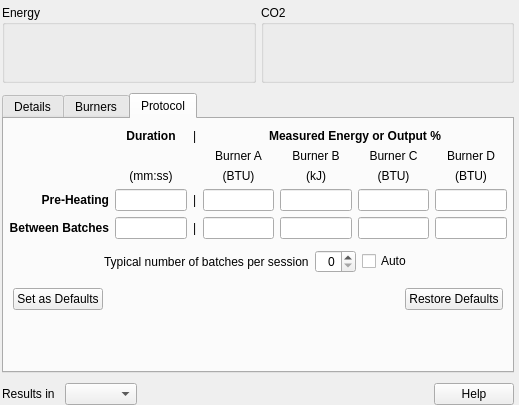
Before: the Qt Designer form src/ui/EnergyWidget.ui in artisan-roaster-scope/artisan, drawn with Qt 5.
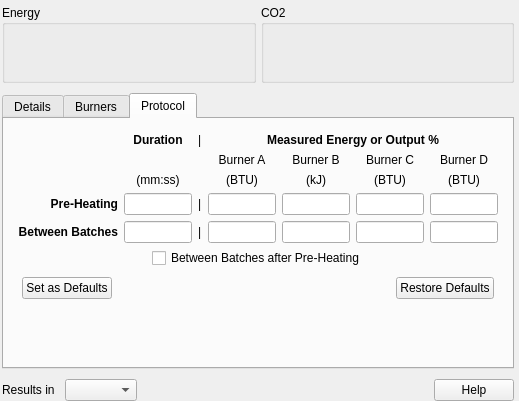
After: the same form once the commit is applied. The open tabs and pages were chosen to show the change.

```diff
--- a/src/ui/EnergyWidget.ui
+++ b/src/ui/EnergyWidget.ui
@@ -7,7 +7,7 @@
     <x>0</x>
     <y>0</y>
     <width>519</width>
-    <height>405</height>
+    <height>401</height>
    </rect>
   </property>
   <property name="windowTitle">
@@ -998,16 +998,7 @@
        <string notr="true">Protocol</string>
       </attribute>
       <layout class="QVBoxLayout" name="verticalLayout_4">
-       <property name="leftMargin">
-        <number>0</number>
-       </property>
-       <property name="topMargin">
-        <number>5</number>
-       </property>
-       <property name="rightMargin">
-        <number>0</number>
-       </property>
-       <property name="bottomMargin">
+       <property name="spacing">
         <number>0</number>
        </property>
        <item>
@@ -1340,35 +1331,12 @@
           </spacer>
          </item>
          <item>
-          <widget class="QLabel" name="roasts_per_sessionLabel">
-           <property name="toolTip">
+          <widget class="QCheckBox" name="BBPafterPreHeatcheckBox">
+           <property name="accessibleDescription">
             <string notr="true"/>
            </property>
            <property name="text">
-            <string notr="true">Typical number of batches per session</string>
-           </property>
-          </widget>
-         </item>
-         <item>
-          <widget class="QSpinBox" name="roasts_per_session">
-           <property name="focusPolicy">
-            <enum>Qt::NoFocus</enum>
-           </property>
-           <property name="alignment">
-            <set>Qt::AlignRight|Qt::AlignTrailing|Qt::AlignVCenter</set>
-           </property>
-          </widget>
-         </item>
-         <item>
-          <widget class="QCheckBox" name="roasts_per_session_auto_checkBox">
-           <property name="focusPolicy">
-            <enum>Qt::NoFocus</enum>
-           </property>
-           <property name="toolTip">
-            <string notr="true"/>
-           </property>
-           <property name="text">
-            <string notr="true">Auto</string>
+            <string notr="true">Between Batches after Pre-Heating</string>
            </property>
           </widget>
          </item>
```
Left out of the diff: 16 changed lines with no effect on the pictures.
